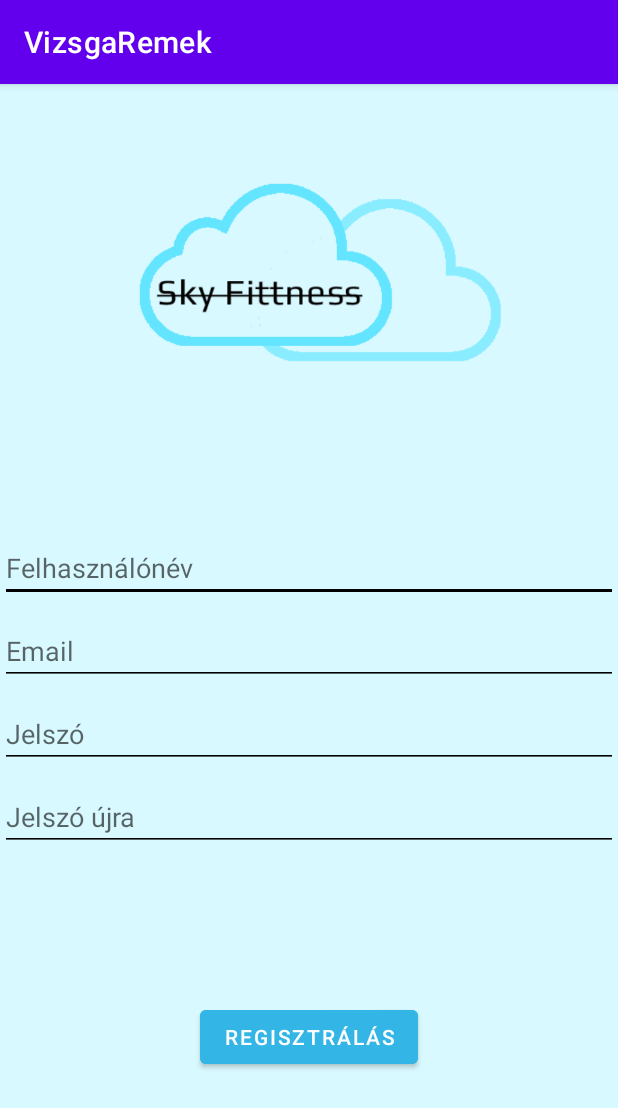
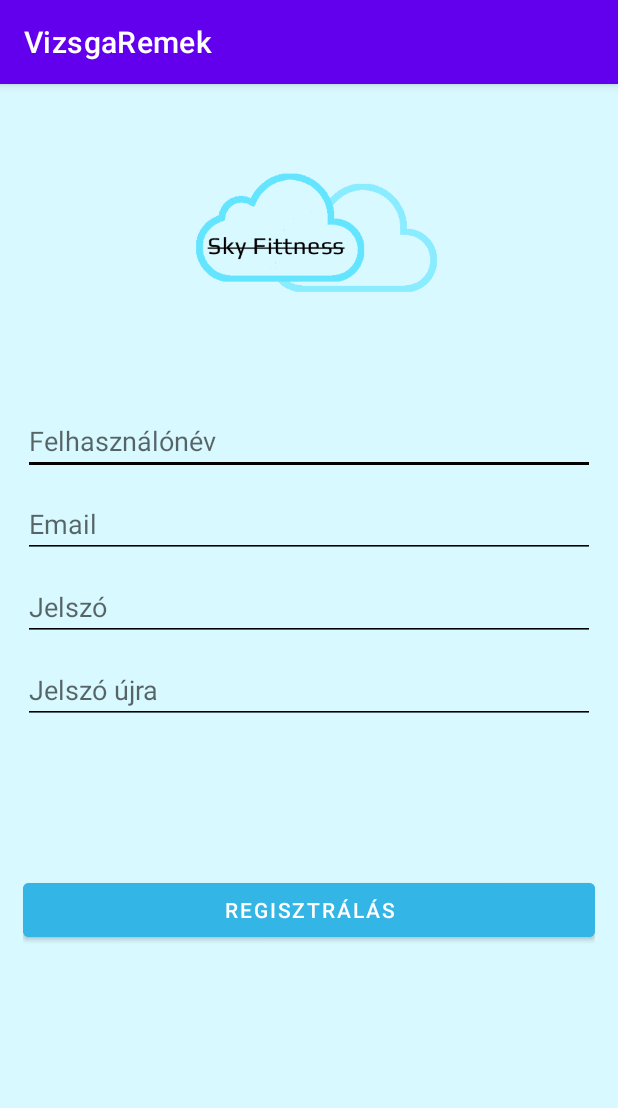
Before and after one commit to vargaszabi/VizsgaRemek_Android, an Android app: the RegistrationActivity screen opened directly, with no data from a screen before it, on a phone screen of 412 x 824 dp. Shown: the top 1108 px of the screen. Run offline under Robolectric (Android 15) with nearby library versions, the phone set to English and light mode, and no system bars.

Commit message:
megjelenítés javítása

```diff
--- a/app/src/main/res/layout/activity_registration.xml
+++ b/app/src/main/res/layout/activity_registration.xml
@@ -1,85 +1,64 @@
 <?xml version="1.0" encoding="utf-8"?>
-<RelativeLayout xmlns:android="http://schemas.android.com/apk/res/android"
+<LinearLayout xmlns:android="http://schemas.android.com/apk/res/android"
     xmlns:app="http://schemas.android.com/apk/res-auto"
     xmlns:tools="http://schemas.android.com/tools"
     android:layout_width="match_parent"
     android:layout_height="match_parent"
     android:background="#d8f9ff"
     android:orientation="vertical"
+    android:padding="15dp"
     tools:context=".RegistrationActivity">
 
-    <ImageView android:layout_height="300dp"
+    <ImageView android:layout_height="200dp"
         android:layout_width="match_parent"
         android:src="@drawable/sky_logo"
         android:id="@+id/logo"/>
 
     <EditText
-        android:layout_width="wrap_content"
+        android:layout_width="match_parent"
         android:layout_height="wrap_content"
         android:hint="Felhasználónév"
-        android:layout_below="@+id/logo"
         android:focusable = "true"
         android:textColor="@color/black"
-        android:layout_alignParentLeft = "true"
-        android:layout_alignParentStart = "true"
-        android:layout_alignParentRight = "true"
-        android:layout_alignParentEnd = "true"
         android:backgroundTint="@android:color/black"
         android:id="@+id/felhszanaloNev"/>
     <EditText
-        android:layout_width="wrap_content"
+        android:layout_width="match_parent"
         android:layout_height="wrap_content"
         android:hint="Email"
         android:layout_marginTop = "10dp"
         android:focusable = "true"
         android:textColor="@color/black"
-        android:layout_alignParentLeft = "true"
-        android:layout_alignParentStart = "true"
-        android:layout_alignParentRight = "true"
-        android:layout_alignParentEnd = "true"
         android:backgroundTint="@android:color/black"
-        android:layout_below="@+id/felhszanaloNev"
         android:id="@+id/email"/>
 
     <EditText
-        android:layout_width="wrap_content"
+        android:layout_width="match_parent"
         android:layout_height="wrap_content"
         android:hint="Jelszó"
         android:layout_marginTop = "10dp"
         android:inputType="textPassword"
         android:focusable = "true"
         android:textColor="@color/black"
-        android:layout_alignParentLeft = "true"
-        android:layout_alignParentStart = "true"
-        android:layout_alignParentRight = "true"
-        android:layout_alignParentEnd = "true"
         android:backgroundTint="@android:color/black"
-        android:layout_below="@+id/email"
         android:id="@+id/jelszo"/>
     <EditText
-        android:layout_width="wrap_content"
+        android:layout_width="match_parent"
         android:layout_height="wrap_content"
         android:hint="Jelszó újra"
         android:layout_marginTop = "10dp"
         android:inputType="textPassword"
         android:focusable = "true"
         android:textColor="@color/black"
-        android:layout_alignParentLeft = "true"
-        android:layout_alignParentStart = "true"
-        android:layout_alignParentRight = "true"
-        android:layout_alignParentEnd = "true"
         android:backgroundTint="@android:color/black"
-        android:layout_below="@+id/jelszo"
         android:id="@+id/jelszoUjra"/>
 
     <Button
-        android:layout_width="wrap_content"
+        android:layout_width="match_parent"
         android:layout_height="wrap_content"
-        android:layout_below="@+id/jelszoUjra"
-        android:layout_centerHorizontal="true"
         android:layout_marginTop="100dp"
         android:backgroundTint="@android:color/holo_blue_light"
         android:id="@+id/regisztralas"
         android:text="Regisztrálás"/>
 
-</RelativeLayout>
+</LinearLayout>
```
Also changed, not shown: app/src/main/res/layout/activity_login.xml (+9 -28 lines).
